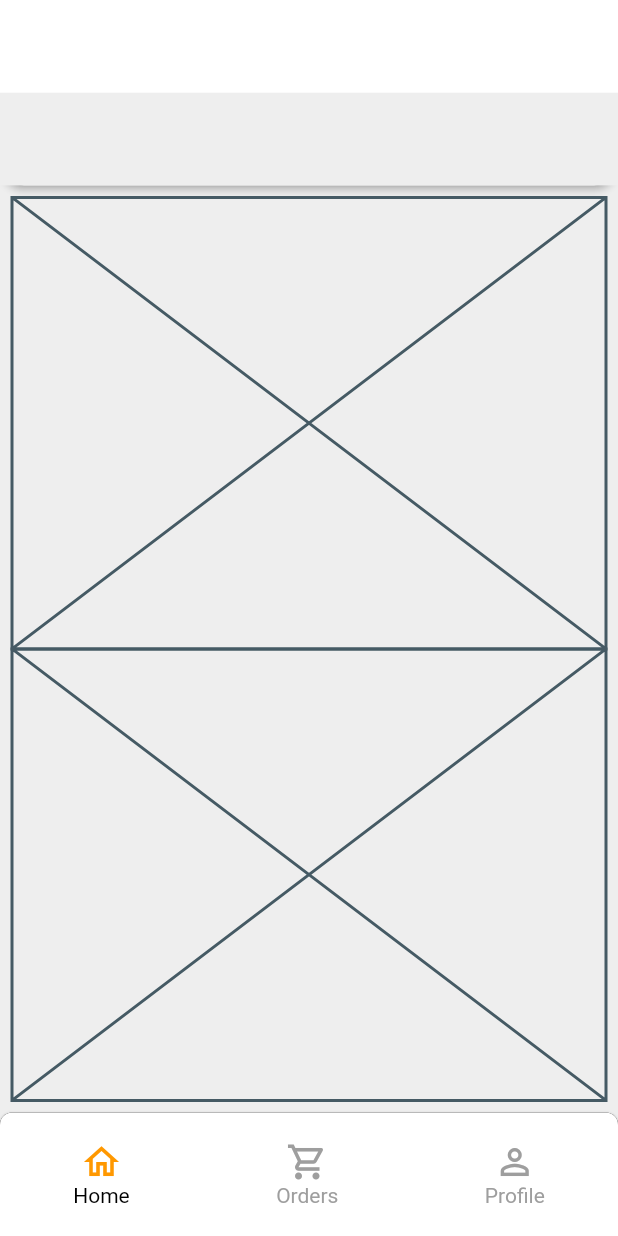
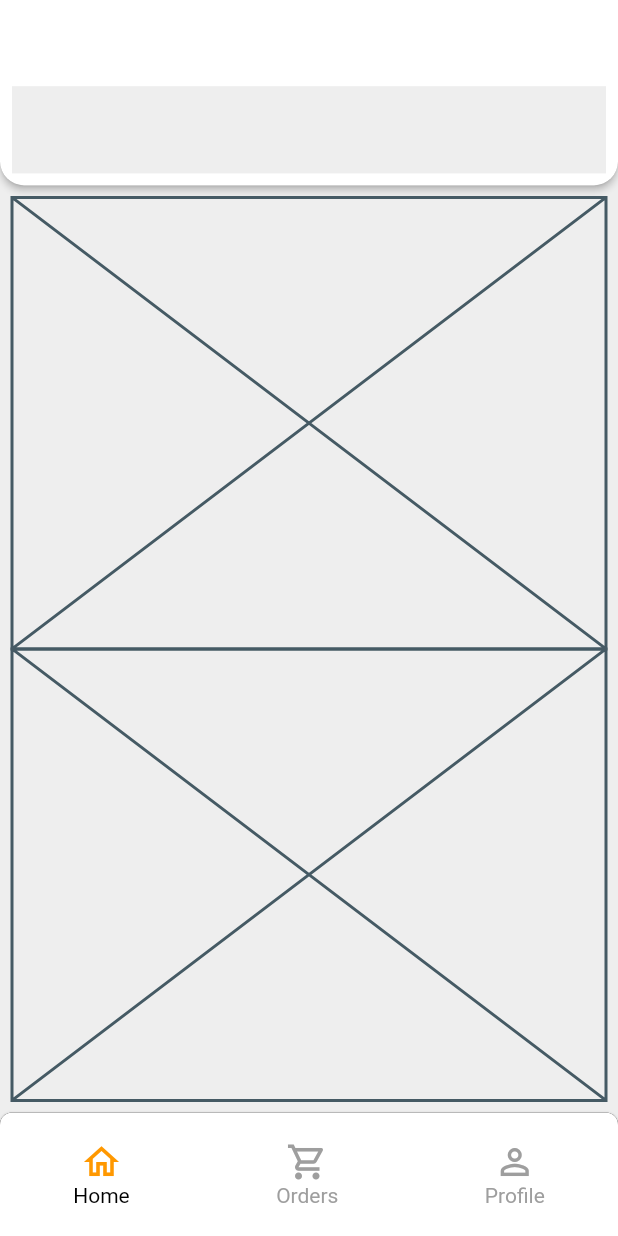
Before and after one commit to JAICHANGPARK/flutter_notebook_11th_story, a Flutter app: the screen it shows after launch, on a phone screen of 412 x 824 dp. Run offline on Flutter 3.47's test engine with Material 2 defaults, Android fonts, the phone set to English and light mode, and no system bars; our stand-ins replace backdrop, badges, flutter_inner_drawer, flutter_slidable, flutter_swiper, google_fonts.

Commit message:
Update food_home_page.dart

```diff
--- a/lib/ep744_food_app/ui/food_home_page.dart
+++ b/lib/ep744_food_app/ui/food_home_page.dart
@@ -38,14 +38,18 @@ class _FoodHomePageState extends State<FoodHomePage> {
                     child: Column(
                       children: [
                         Expanded(
+                          flex: 2,
                           child: Row(
 
                           ),
                         ),
                         Expanded(
+                          flex: 3,
                           child: Container(
+                            margin: EdgeInsets.all(8),
                             decoration: BoxDecoration(
-                              color: Colors.grey[200]
+                              color: Colors.grey[200],
+
                             ),
                           ),
                         ),
```
